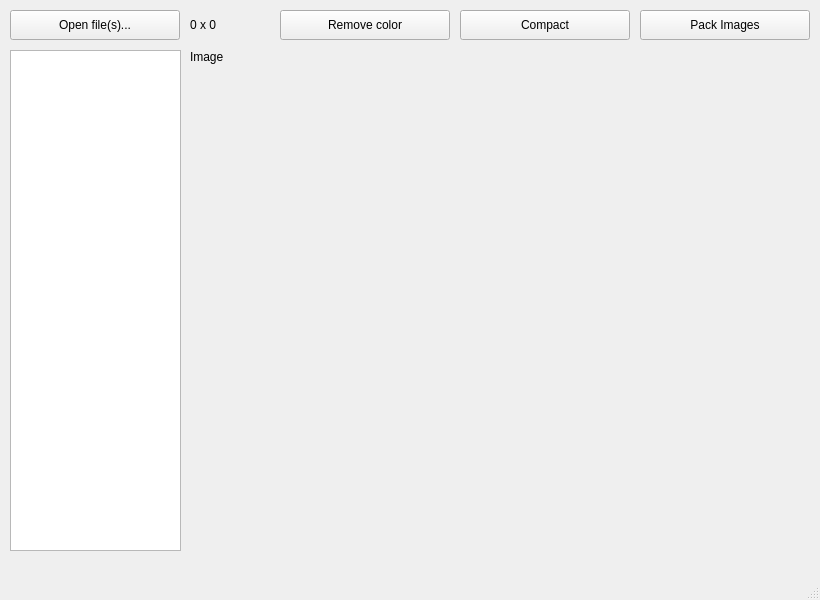
Qt form mainwindow.ui (usbport11/TexPack) before a commit.
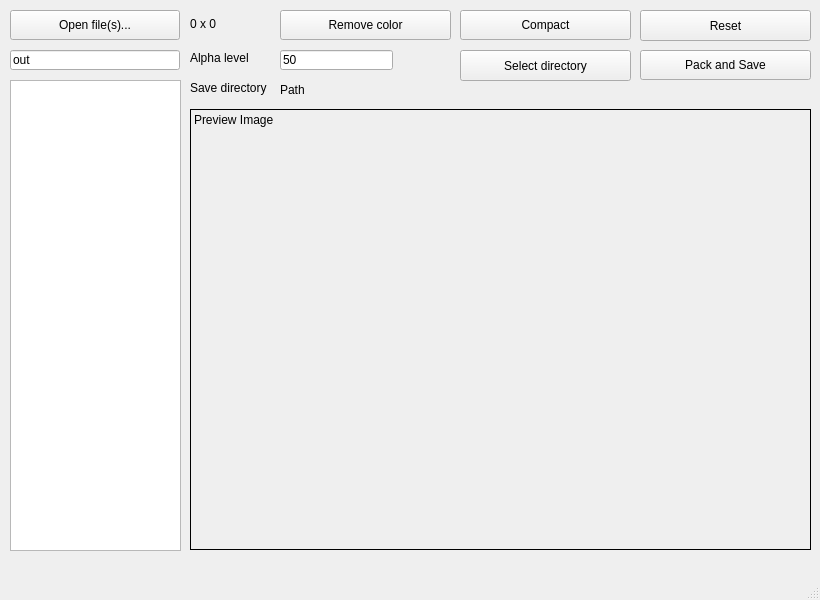
The same form after that commit.

Patch:
```diff
--- a/mainwindow.ui
+++ b/mainwindow.ui
@@ -18,9 +18,9 @@
     <property name="geometry">
      <rect>
       <x>10</x>
-      <y>50</y>
+      <y>80</y>
       <width>171</width>
-      <height>501</height>
+      <height>471</height>
      </rect>
     </property>
    </widget>
@@ -41,13 +41,19 @@
     <property name="geometry">
      <rect>
       <x>190</x>
-      <y>50</y>
-      <width>600</width>
-      <height>500</height>
+      <y>109</y>
+      <width>621</width>
+      <height>441</height>
      </rect>
     </property>
+    <property name="frameShape">
+     <enum>QFrame::Box</enum>
+    </property>
+    <property name="lineWidth">
+     <number>1</number>
+    </property>
     <property name="text">
-     <string>Image</string>
+     <string>Preview Image</string>
     </property>
     <property name="alignment">
      <set>Qt::AlignLeading|Qt::AlignLeft|Qt::AlignTop</set>
@@ -57,9 +63,9 @@
     <property name="geometry">
      <rect>
       <x>190</x>
-      <y>10</y>
-      <width>160</width>
-      <height>30</height>
+      <y>16</y>
+      <width>81</width>
+      <height>16</height>
      </rect>
     </property>
     <property name="text">
@@ -71,7 +77,7 @@
      <rect>
       <x>280</x>
       <y>10</y>
-      <width>170</width>
+      <width>171</width>
       <height>30</height>
      </rect>
     </property>
@@ -84,7 +90,7 @@
      <rect>
       <x>460</x>
       <y>10</y>
-      <width>170</width>
+      <width>171</width>
       <height>30</height>
      </rect>
     </property>
@@ -96,13 +102,104 @@
     <property name="geometry">
      <rect>
       <x>640</x>
-      <y>10</y>
-      <width>170</width>
+      <y>50</y>
+      <width>171</width>
       <height>30</height>
      </rect>
     </property>
     <property name="text">
-     <string>Pack Images</string>
+     <string>Pack and Save</string>
+    </property>
+   </widget>
+   <widget class="QLineEdit" name="edtOutFilename">
+    <property name="geometry">
+     <rect>
+      <x>10</x>
+      <y>50</y>
+      <width>170</width>
+      <height>20</height>
+     </rect>
+    </property>
+    <property name="text">
+     <string>out</string>
+    </property>
+   </widget>
+   <widget class="QLineEdit" name="edtAlphaLevel">
+    <property name="geometry">
+     <rect>
+      <x>280</x>
+      <y>50</y>
+      <width>113</width>
+      <height>20</height>
+     </rect>
+    </property>
+    <property name="text">
+     <string>50</string>
+    </property>
+   </widget>
+   <widget class="QLabel" name="label_3">
+    <property name="geometry">
+     <rect>
+      <x>190</x>
+      <y>50</y>
+      <width>81</width>
+      <height>16</height>
+     </rect>
+    </property>
+    <property name="text">
+     <string>Alpha level</string>
+    </property>
+   </widget>
+   <widget class="QPushButton" name="btnSelectDirectory">
+    <property name="geometry">
+     <rect>
+      <x>460</x>
+      <y>50</y>
+      <width>171</width>
+      <height>31</height>
+     </rect>
+    </property>
+    <property name="text">
+     <string>Select directory</string>
+    </property>
+   </widget>
+   <widget class="QPushButton" name="btnReset">
+    <property name="geometry">
+     <rect>
+      <x>640</x>
+      <y>10</y>
+      <width>171</width>
+      <height>31</height>
+     </rect>
+    </property>
+    <property name="text">
+     <string>Reset</string>
+    </property>
+   </widget>
+   <widget class="QLabel" name="label_4">
+    <property name="geometry">
+     <rect>
+      <x>190</x>
+      <y>80</y>
+      <width>81</width>
+      <height>16</height>
+     </rect>
+    </property>
+    <property name="text">
+     <string>Save directory</string>
+    </property>
+   </widget>
+   <widget class="QLabel" name="label_5">
+    <property name="geometry">
+     <rect>
+      <x>280</x>
+      <y>80</y>
+      <width>531</width>
+      <height>20</height>
+     </rect>
+    </property>
+    <property name="text">
+     <string>Path</string>
     </property>
    </widget>
   </widget>
```
Left out of the diff: 5 changed lines with no effect on the pictures.
